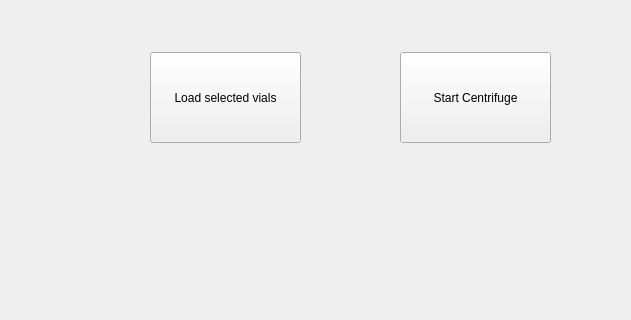
First picture: the form in frontend/MainWindow.ui, repository gbmecademic/Demo_Glove_Box, before the edit; both pictures show x 0 to 631 and y 537 to 857 of the 1209 by 857 pixel window.
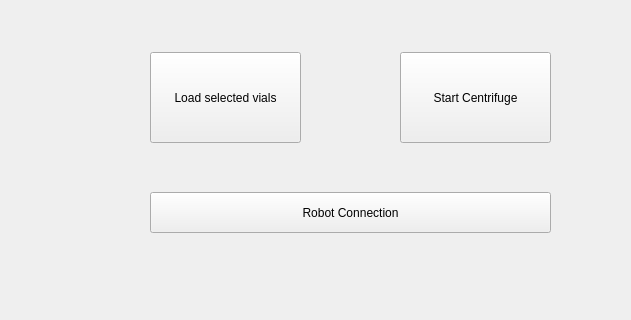
Second picture: the form after the edit. Custom widgets are drawn as their Qt base class.

Diff of the .ui file:
```diff
--- a/frontend/MainWindow.ui
+++ b/frontend/MainWindow.ui
@@ -170,6 +170,19 @@
      <string>Start Centrifuge</string>
     </property>
    </widget>
+   <widget class="QPushButton" name="buttonRobot">
+    <property name="geometry">
+     <rect>
+      <x>150</x>
+      <y>710</y>
+      <width>401</width>
+      <height>41</height>
+     </rect>
+    </property>
+    <property name="text">
+     <string>Robot Connection</string>
+    </property>
+   </widget>
   </widget>
   <widget class="QMenuBar" name="menubar">
    <property name="geometry">
```
Left out of the diff: 2 changed lines with no effect on the pictures.
